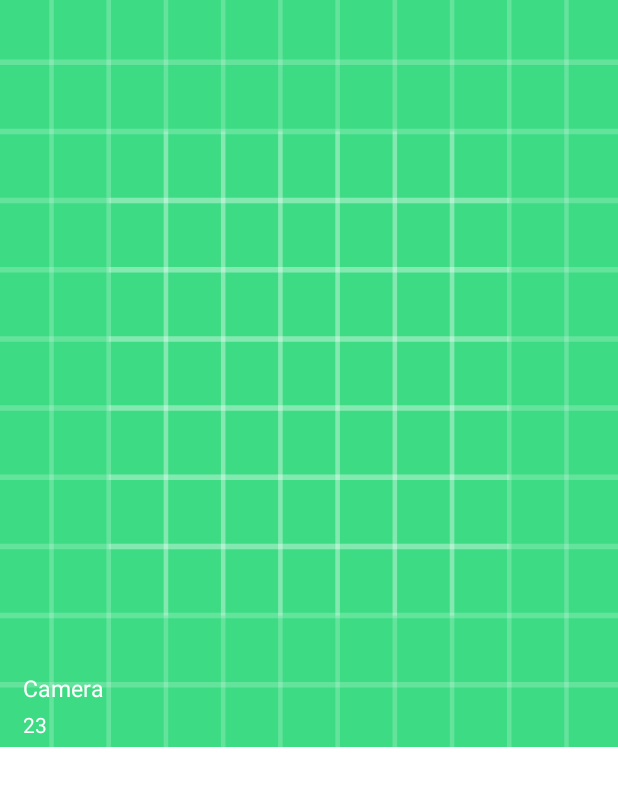
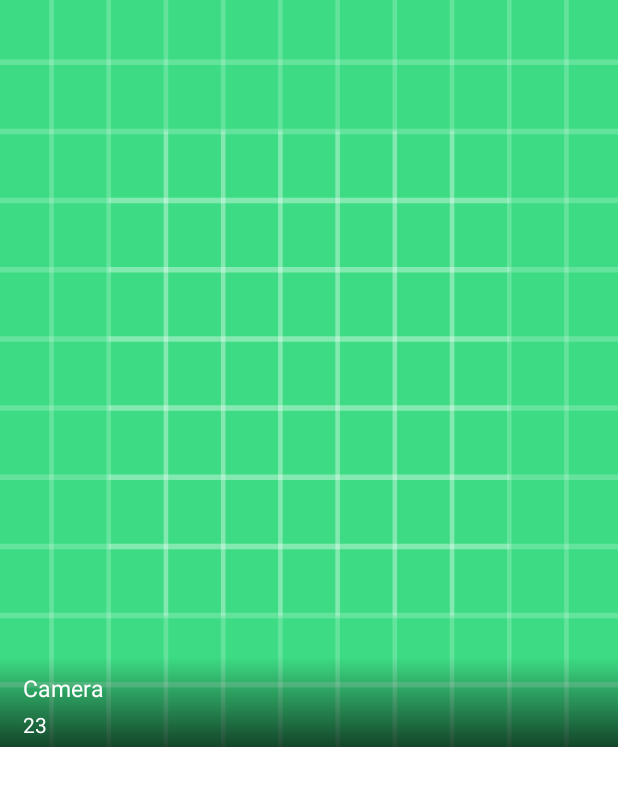
Before and after one commit to sanjaydraws/GalleryPhotos, an Android app: the layout item_directories.xml on its own in the app's theme, with its tools: preview values and no code run, on a phone screen of 412 x 824 dp. Shown: the top 786 px of the screen. Run offline under Robolectric (Android 15) with nearby library versions, the phone set to English and light mode, and no system bars.

```diff
--- a/app/src/main/java/com/sanjay/galleryphotos/adapters/DirectoriesAdapter.kt
+++ b/app/src/main/java/com/sanjay/galleryphotos/adapters/DirectoriesAdapter.kt
@@ -10,7 +10,7 @@ import com.sanjay.galleryphotos.models.Directory
 
 class DirectoriesAdapter(
     var directoriesList: List<Directory>,
-    val onDirectoryClick: ((ArrayList<String>?) -> Unit)  ): RecyclerView.Adapter<DirectoriesAdapter.DirectoriesVH>() {
+    val onDirectoryClick: ((ArrayList<String>?, dirName:String?) -> Unit)  ): RecyclerView.Adapter<DirectoriesAdapter.DirectoriesVH>() {
     override fun onCreateViewHolder(parent: ViewGroup, viewType: Int): DirectoriesAdapter.DirectoriesVH {
         val binding = ItemDirectoriesBinding.inflate(LayoutInflater.from(parent.context), parent, false)
         return DirectoriesVH(binding)
@@ -46,7 +46,7 @@ class DirectoriesAdapter(
             binding.directoryImage.loadImage(directories.allPhotos?.get(0))
 
             binding?.directoryImage.setOnClickListener {
-                    onDirectoryClick.invoke(directories.allPhotos)
+                    onDirectoryClick.invoke(directories.allPhotos, directories.directoryName)
             }
         }
     }
--- a/app/src/main/java/com/sanjay/galleryphotos/repository/DirectoryRepositoryImpl.kt
+++ b/app/src/main/java/com/sanjay/galleryphotos/repository/DirectoryRepositoryImpl.kt
@@ -11,7 +11,6 @@ import dagger.hilt.android.qualifiers.ApplicationContext
 import javax.inject.Inject
 
 class DirectoryRepositoryImpl @Inject constructor(@ApplicationContext val context: Context?) :DirectoryRepository{
-
     override fun getDirectories(): ArrayList<Directory> {
         val directoriesList:ArrayList<Directory> = ArrayList()
         var int_position = 0
@@ -25,6 +24,7 @@ class DirectoryRepositoryImpl @Inject constructor(@ApplicationContext val contex
         while (cursor?.moveToNext() == true) {
             absolutePathOfImage = columnIndexData?.let { cursor.getString(it) } // storage/emulated/0/WhatsApp/Media/WhatsApp Images/IMG-20211018-WA0001.jpg
             columnIndexDirectoryName?.let { cursor.getString(it) }?.let { Log.e("Folder", it) }
+
             for (i in 0 until directoriesList.size) {
                 if (directoriesList[i].directoryName.equals(columnIndexDirectoryName?.let { cursor.getString(it) })) {
                     // if directory already present in list
--- a/app/src/main/java/com/sanjay/galleryphotos/ui/home/DirectoryViewModel.kt
+++ b/app/src/main/java/com/sanjay/galleryphotos/ui/home/DirectoryViewModel.kt
@@ -21,7 +21,7 @@ class DirectoryViewModel @Inject constructor(private val directoryRepositoryImpl
         viewModelScope.launch {
             val directories = directoryRepositoryImpl.getDirectories()
             _directoriesResponse.postValue(directories)
-        }
+        }   //IMG-20211018-WA0001.jpg
     }
 
 }
--- a/app/src/main/java/com/sanjay/galleryphotos/ui/home/MainActivity.kt
+++ b/app/src/main/java/com/sanjay/galleryphotos/ui/home/MainActivity.kt
@@ -33,8 +33,8 @@ class MainActivity : BaseActivity() {
     private var binding:ActivityMainBinding? = null
     private val TAG = "MainActivity"
     private val mDirectoryAdapter by lazy{
-        DirectoriesAdapter(ArrayList()){
-            DirectoryPhotosActivity.startIntent(this@MainActivity, it)
+        DirectoriesAdapter(ArrayList()){ arr , dirName ->
+            DirectoryPhotosActivity.startIntent(this@MainActivity, arr, dirName)
         }
     }
     val mViewModel by viewModels<DirectoryViewModel>()
--- a/app/src/main/res/layout/item_directories.xml
+++ b/app/src/main/res/layout/item_directories.xml
@@ -4,7 +4,6 @@
 
     <androidx.constraintlayout.widget.ConstraintLayout xmlns:android="http://schemas.android.com/apk/res/android"
         android:layout_width="match_parent"
-        android:background="@drawable/bg_black_gradient"
         android:layout_height="wrap_content">
 
         <ImageView
@@ -17,7 +16,15 @@
             app:layout_constraintStart_toStartOf="parent"
             app:layout_constraintBottom_toBottomOf="parent"
             app:layout_constraintEnd_toEndOf="parent"
+            app:layout_constraintVertical_bias="1"
             />
+        <ImageView
+            android:id="@+id/dir_shadow_holder"
+            android:layout_width="match_parent"
+            android:layout_height="70dp"
+            app:layout_constraintTop_toTopOf="@id/txtDirectoryName"
+            app:layout_constraintBottom_toBottomOf="@id/directoryImage"
+            android:background="@drawable/bg_black_gradient" />
         <TextView
             android:id="@+id/txtDirectoryName"
             android:layout_width="wrap_content"
--- a/app/src/main/res/values-night/themes.xml
+++ b/app/src/main/res/values-night/themes.xml
@@ -1,6 +1,6 @@
 <resources xmlns:tools="http://schemas.android.com/tools">
     <!-- Base application theme. -->
-    <style name="Theme.GalleryPhotos" parent="Theme.MaterialComponents.DayNight.DarkActionBar">
+    <style name="Theme.GalleryPhotos" parent="Theme.MaterialComponents.DayNight.NoActionBar">
         <!-- Primary brand color. -->
         <item name="colorPrimary">@color/purple_200</item>
         <item name="colorPrimaryVariant">@color/purple_700</item>
--- a/app/src/main/res/values/themes.xml
+++ b/app/src/main/res/values/themes.xml
@@ -10,7 +10,7 @@
         <item name="colorSecondaryVariant">@color/teal_700</item>
         <item name="colorOnSecondary">@color/black</item>
         <!-- Status bar color. -->
-        <item name="android:statusBarColor" tools:targetApi="l">@color/blue_400</item>
+        <item name="android:statusBarColor" tools:targetApi="l">@color/blue_500</item>
         <!-- Customize your theme here. -->
     </style>
 </resources>
```
Also changed, not shown: app/src/main/java/com/sanjay/galleryphotos/ui/photos/DirectoryPhotosActivity.kt (+9 -3 lines), app/src/main/res/layout/activity_directory_photos.xml (+17 -1 lines), app/src/main/res/layout/activity_main.xml (+16 -2 lines).
